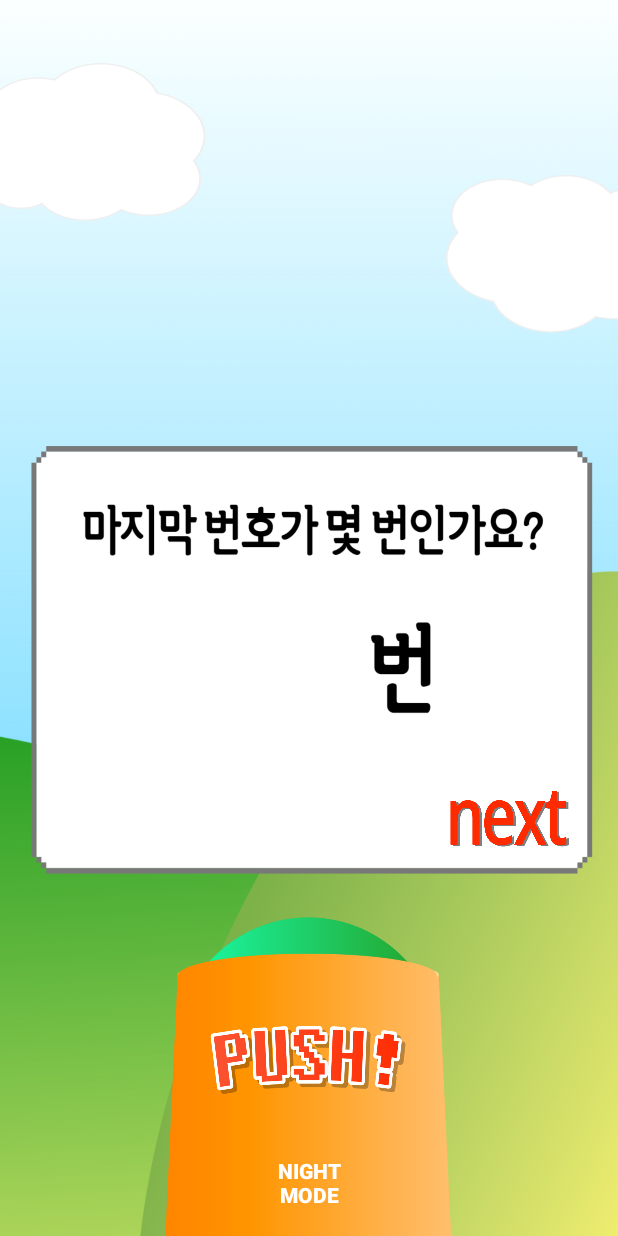
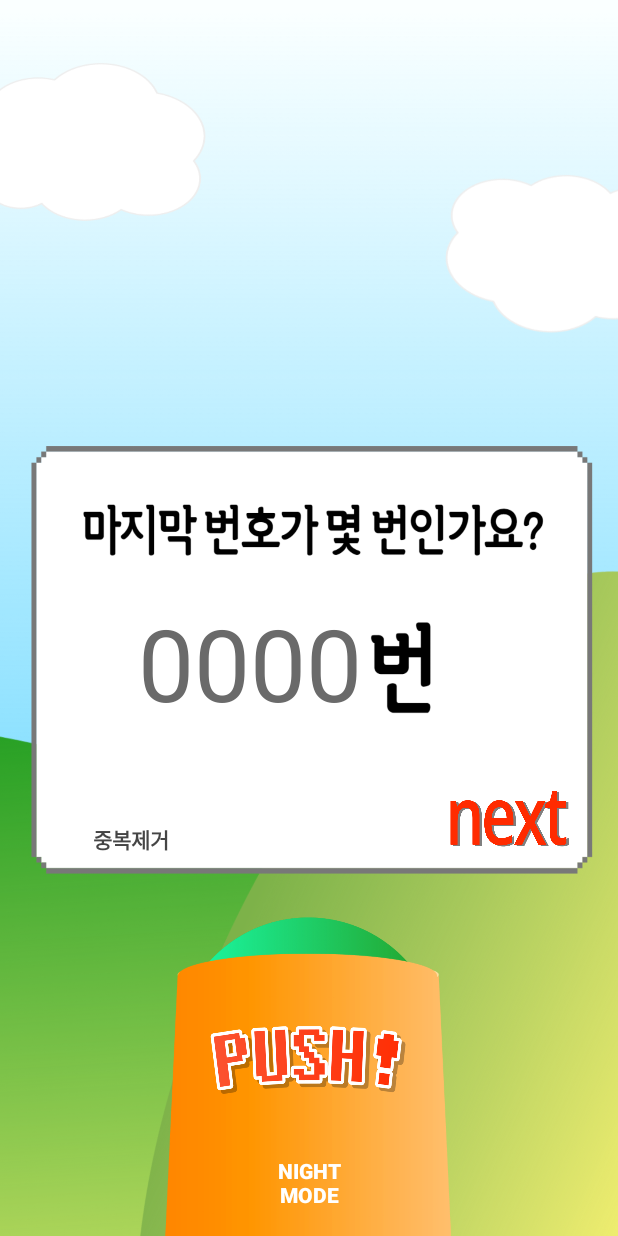
Before and after one commit to roncan1/RandomCannon, an Android app: the screen it shows after launch (MainActivity), on a phone screen of 412 x 824 dp. Run offline under Robolectric (Android 15) with nearby library versions, the phone set to English and light mode, and no system bars.

Commit message:
체크박스 오류수정

```diff
--- a/app/build.gradle
+++ b/app/build.gradle
@@ -8,8 +8,8 @@ android {
         applicationId "com.CannonRandomNumber.main"
         minSdkVersion 21
         targetSdkVersion 30
-        versionCode 5
-        versionName "5.0"
+        versionCode 7
+        versionName "7.0"
 
         testInstrumentationRunner "androidx.test.runner.AndroidJUnitRunner"
     }
--- a/app/src/main/res/layout/activity_cannon.xml
+++ b/app/src/main/res/layout/activity_cannon.xml
@@ -41,6 +41,7 @@
         android:layout_height="300dp"
         android:gravity="center"
         android:textSize="50pt"
+        android:textColor="#454545"
         app:layout_constraintBottom_toTopOf="@+id/Button_shot"
         app:layout_constraintEnd_toEndOf="parent"
         app:layout_constraintHorizontal_bias="0.495"
--- a/app/src/main/res/layout/activity_main.xml
+++ b/app/src/main/res/layout/activity_main.xml
@@ -21,6 +21,8 @@
         android:maxLength="4"
         android:textSize="30pt"
         android:background="#00FFFFFF"
+        android:textColor="#454545"
+        android:textColorHint="#6A6A6A"
         app:layout_constraintBottom_toBottomOf="parent"
         app:layout_constraintEnd_toEndOf="parent"
         app:layout_constraintHorizontal_bias="0.294"
@@ -47,6 +49,7 @@
         android:layout_height="wrap_content"
         android:text="중복제거"
         android:textStyle="bold"
+        android:textColor="#454545"
         app:layout_constraintBottom_toBottomOf="parent"
         app:layout_constraintEnd_toStartOf="@+id/Button_next"
         app:layout_constraintHorizontal_bias="0.153"
```
